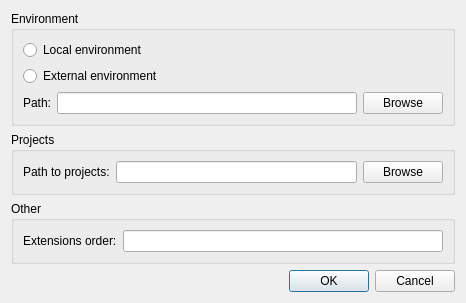
Above: dialogs/configdialog.ui from Kicer86/builder before the change. Below: the same form after it.
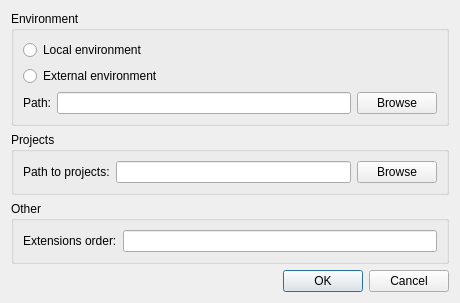
That is the form after the change.

Diff of the .ui file:
```diff
--- a/dialogs/configdialog.ui
+++ b/dialogs/configdialog.ui
@@ -6,8 +6,8 @@
    <rect>
     <x>0</x>
     <y>0</y>
-    <width>466</width>
-    <height>267</height>
+    <width>460</width>
+    <height>265</height>
    </rect>
   </property>
   <property name="windowTitle">
```
